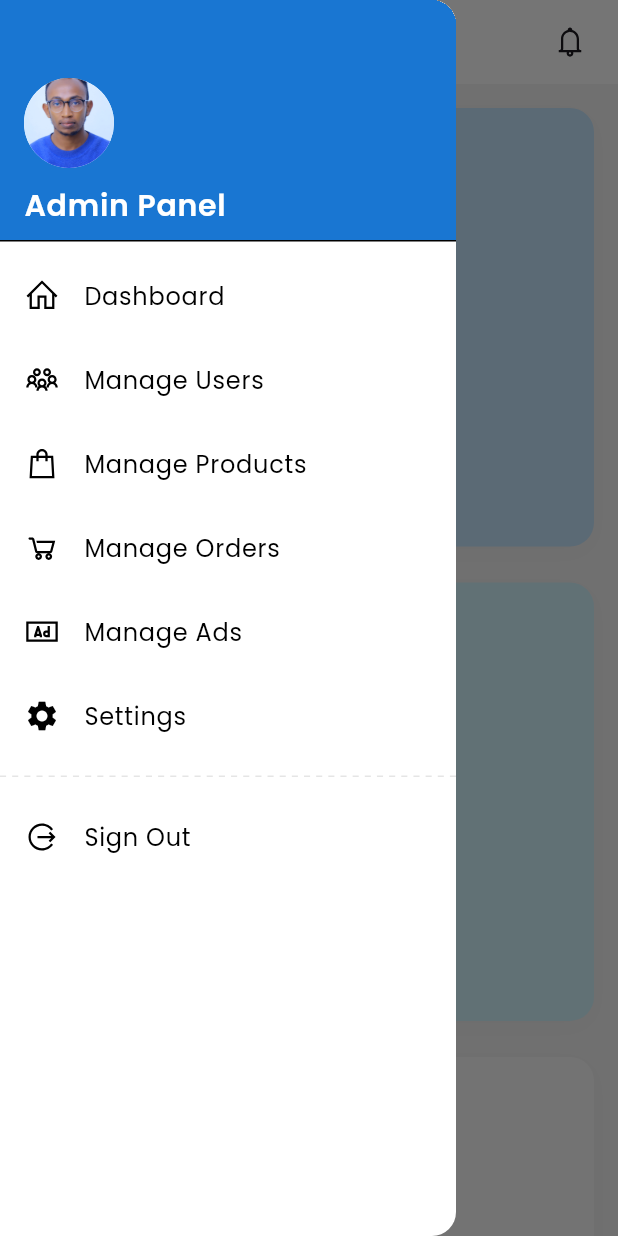
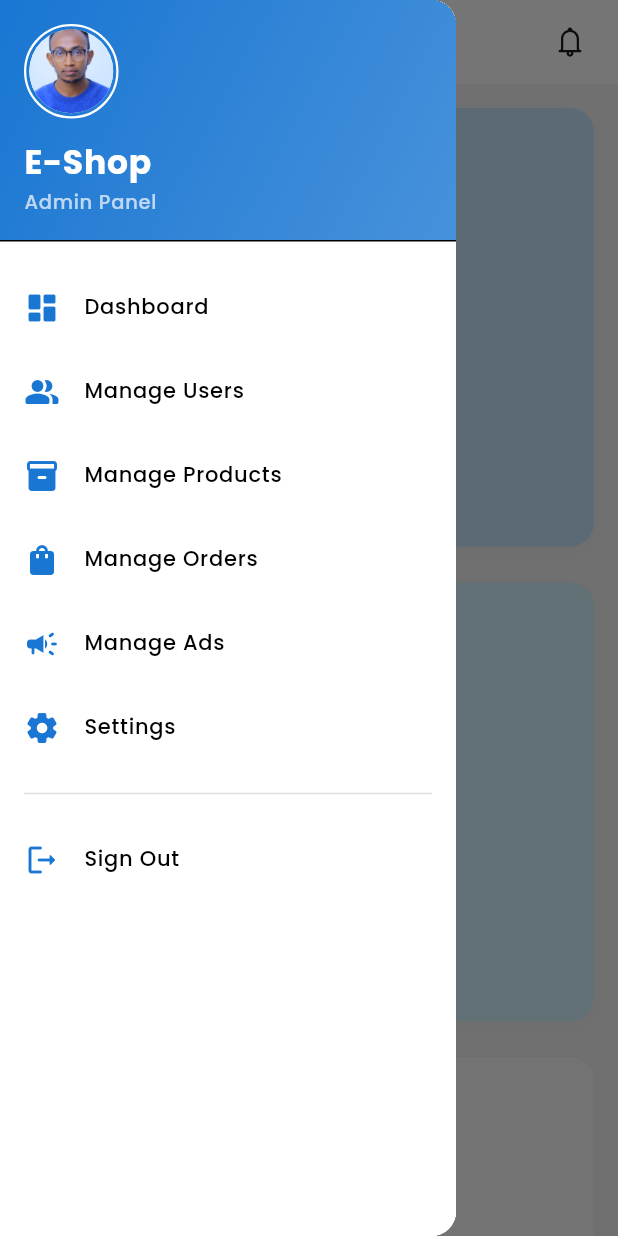
Before and after one commit to Edil-Ayehu/multi_vendor_ecommerce_app_admin_panel, a Flutter app: the screen it shows once a user with an empty profile is signed in, with the side drawer open, on a phone screen of 412 x 824 dp. Run offline on Flutter 3.47's test engine with Material 3 defaults, Android fonts, the phone set to English and light mode, and no system bars; our stand-ins replace cloud_firestore, firebase_auth, firebase_core, fl_chart, google_fonts, line_icons and 4 more; accounts and stored records are empty.

Commit message:
admin panel UI modified.

```diff
--- a/lib/widgets/admin_drawer.dart
+++ b/lib/widgets/admin_drawer.dart
@@ -1,6 +1,5 @@
 import 'package:flutter/material.dart';
 import 'package:google_fonts/google_fonts.dart';
-import 'package:line_icons/line_icons.dart';
 import 'package:firebase_auth/firebase_auth.dart';
 import 'package:multi_vendor_ecommerce_app_admin_panel/screens/manage_advertisements_screen.dart';
 import 'package:multi_vendor_ecommerce_app_admin_panel/screens/manage_orders_screen.dart';
@@ -15,19 +14,22 @@ class AdminDrawer extends StatelessWidget {
   @override
   Widget build(BuildContext context) {
     return Drawer(
+      child: Container(
+        color: Theme.of(context).colorScheme.surface,
         child: ListView(
           padding: EdgeInsets.zero,
           children: [
             _buildDrawerHeader(context),
+            const SizedBox(height: 8),
             _buildDrawerItem(
               context,
-            icon: LineIcons.home,
+              icon: Icons.dashboard_rounded,
               title: 'Dashboard',
               onTap: () => Navigator.pop(context),
             ),
             _buildDrawerItem(
               context,
-            icon: LineIcons.users,
+              icon: Icons.people_alt_rounded,
               title: 'Manage Users',
               onTap: () {
                 Navigator.pop(context);
@@ -39,19 +41,20 @@ class AdminDrawer extends StatelessWidget {
             ),
             _buildDrawerItem(
               context,
-            icon: LineIcons.shoppingBag,
+              icon: Icons.inventory_2_rounded,
               title: 'Manage Products',
               onTap: () {
                 Navigator.pop(context);
                 Navigator.push(
                   context,
-                MaterialPageRoute(builder: (_) => const ManageProductsScreen()),
+                  MaterialPageRoute(
+                      builder: (_) => const ManageProductsScreen()),
                 );
               },
             ),
             _buildDrawerItem(
               context,
-            icon: LineIcons.shoppingCart,
+              icon: Icons.shopping_bag_rounded,
               title: 'Manage Orders',
               onTap: () {
                 Navigator.pop(context);
@@ -63,7 +66,7 @@ class AdminDrawer extends StatelessWidget {
             ),
             _buildDrawerItem(
               context,
-            icon: LineIcons.ad,
+              icon: Icons.campaign_rounded,
               title: 'Manage Ads',
               onTap: () {
                 Navigator.pop(context);
@@ -76,7 +79,7 @@ class AdminDrawer extends StatelessWidget {
             ),
             _buildDrawerItem(
               context,
-            icon: Icons.settings,
+              icon: Icons.settings_rounded,
               title: 'Settings',
               onTap: () {
                 Navigator.pop(context);
@@ -86,10 +89,15 @@ class AdminDrawer extends StatelessWidget {
                 );
               },
             ),
-          const DottedDivider(),
+            Padding(
+              padding: const EdgeInsets.symmetric(horizontal: 16, vertical: 8),
+              child: Divider(
+                color: Colors.grey[300],
+              ),
+            ),
             _buildDrawerItem(
               context,
-            icon: LineIcons.alternateSignOut,
+              icon: Icons.logout_rounded,
               title: 'Sign Out',
               onTap: () async {
                 await FirebaseAuth.instance.signOut();
@@ -101,38 +109,69 @@ class AdminDrawer extends StatelessWidget {
             ),
           ],
         ),
+      ),
     );
   }
 
   Widget _buildDrawerHeader(BuildContext context) {
     return DrawerHeader(
+      padding: const EdgeInsets.all(16),
       decoration: BoxDecoration(
-        color: Theme.of(context).primaryColor,
+        gradient: LinearGradient(
+          begin: Alignment.topLeft,
+          end: Alignment.bottomRight,
+          colors: [
+            Theme.of(context).primaryColor,
+            Theme.of(context).primaryColor.withOpacity(0.8),
+          ],
+        ),
       ),
       child: Column(
         crossAxisAlignment: CrossAxisAlignment.start,
-        mainAxisAlignment: MainAxisAlignment.end,
+        mainAxisAlignment: MainAxisAlignment.spaceBetween,
         children: [
-          const CircleAvatar(
-            radius: 30,
+          Container(
+            padding: const EdgeInsets.all(2),
+            decoration: BoxDecoration(
+              shape: BoxShape.circle,
+              border: Border.all(
+                color: Colors.white,
+                width: 1.5,
+              ),
+            ),
+            child: const CircleAvatar(
+              radius: 28,
               backgroundColor: Colors.white,
               child: ClipOval(
                 child: Image(
                   image: AssetImage('assets/edil.JPG'),
-                width: 60,
-                height: 60,
+                  width: 56,
+                  height: 56,
                   fit: BoxFit.cover,
                 ),
               ),
             ),
-          const SizedBox(height: 10),
+          ),
+          Column(
+            crossAxisAlignment: CrossAxisAlignment.start,
+            children: [
+              Text(
+                'E-Shop',
+                style: GoogleFonts.poppins(
+                  color: Colors.white,
+                  fontSize: 22,
+                  fontWeight: FontWeight.bold,
+                ),
+              ),
               Text(
                 'Admin Panel',
                 style: GoogleFonts.poppins(
-              color: Colors.white,
-              fontSize: 20,
-              fontWeight: FontWeight.w600,
+                  color: Colors.white70,
+                  fontSize: 13,
+                  fontWeight: FontWeight.w500,
                 ),
+              ),
+            ],
           ),
         ],
       ),
@@ -146,12 +185,25 @@ class AdminDrawer extends StatelessWidget {
     required VoidCallback onTap,
   }) {
     return ListTile(
-      leading: Icon(icon),
+      leading: Icon(
+        icon,
+        color: Theme.of(context).primaryColor,
+        size: 24,
+      ),
       title: Text(
         title,
-        style: GoogleFonts.poppins(),
+        style: GoogleFonts.poppins(
+          fontSize: 14,
+          fontWeight: FontWeight.w500,
+        ),
       ),
       onTap: onTap,
+      dense: true,
+      shape: RoundedRectangleBorder(
+        borderRadius: BorderRadius.circular(8),
+      ),
+      minLeadingWidth: 20,
+      contentPadding: const EdgeInsets.symmetric(horizontal: 16, vertical: 4),
     );
   }
 }
```
Lines whose indentation alone changed are shown as unchanged.
